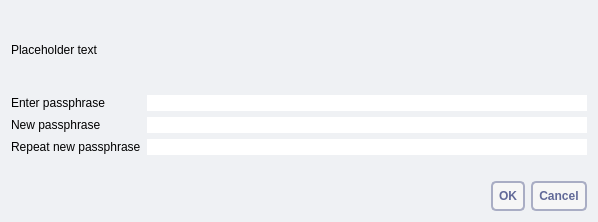
navcoin/navcoin-core, file src/qt/forms/askpassphrasedialog.ui: the form before one commit.
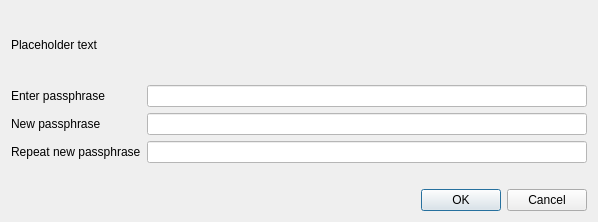
The form after the commit.

```diff
--- a/src/qt/forms/askpassphrasedialog.ui
+++ b/src/qt/forms/askpassphrasedialog.ui
@@ -26,8 +26,7 @@
    <string>Passphrase Dialog</string>
   </property>
   <property name="styleSheet">
-   <string notr="true">background: #eff1f4; border: 0
-</string>
+   <string notr="true"/>
   </property>
   <layout class="QVBoxLayout" name="verticalLayout">
    <property name="sizeConstraint">
@@ -126,7 +125,7 @@
    <item>
     <widget class="QDialogButtonBox" name="buttonBox">
      <property name="styleSheet">
-      <string notr="true"> background: #f6f6f6; border: 2px solid #a9adc4; border-radius: 5px; padding: 6px; text-transform: uppercase; color: #616998; font-weight: bold</string>
+      <string notr="true"/>
      </property>
      <property name="orientation">
       <enum>Qt::Horizontal</enum>
```
